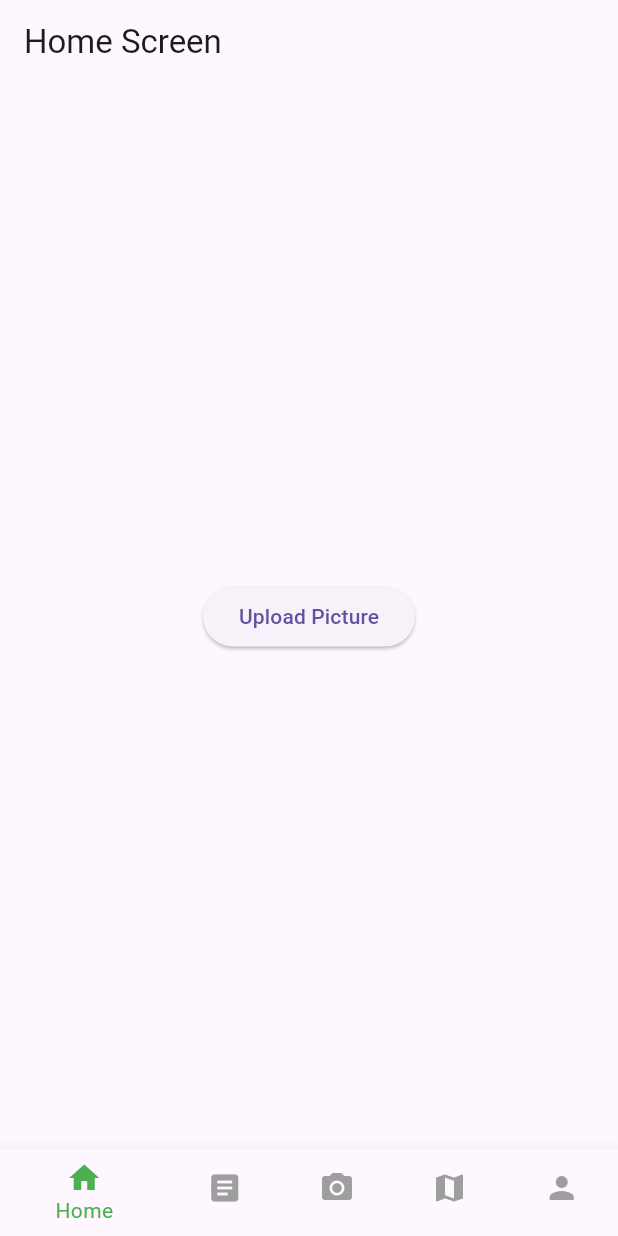
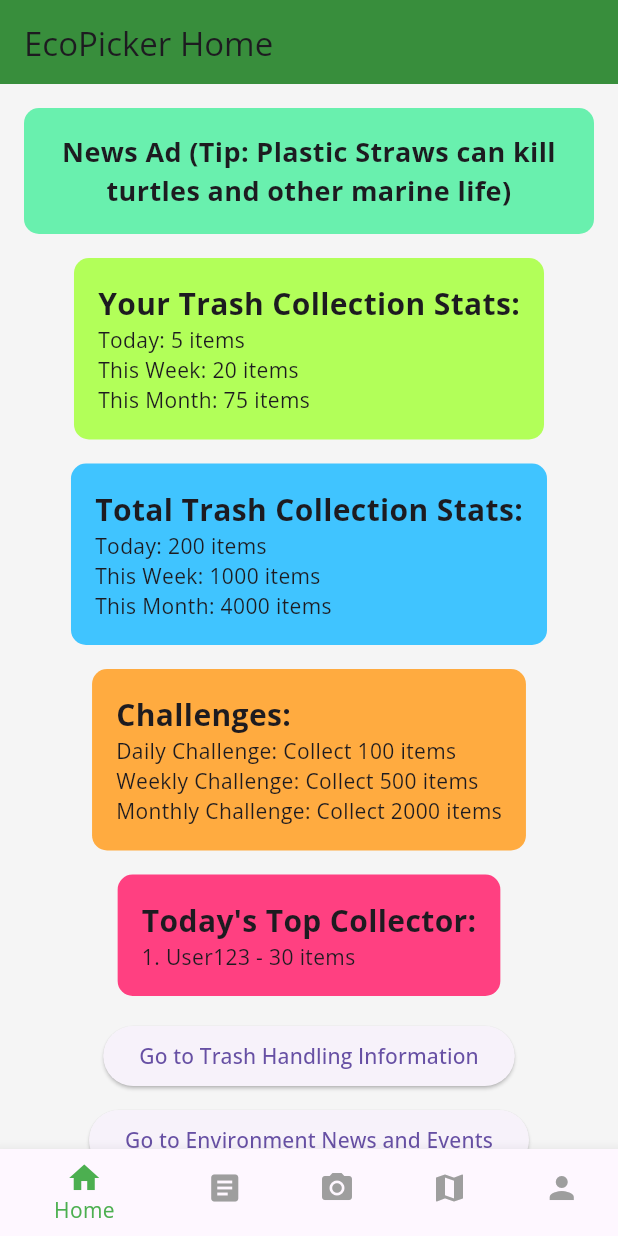
Before and after one commit to Eco-Picker/eco-picker, a Flutter app: the screen it shows after launch, on a phone screen of 412 x 824 dp. Run offline on Flutter 3.47's test engine with Material 3 defaults, Android fonts, the phone set to English and light mode, and no system bars; our stand-ins replace camera, google_fonts, image_picker, permission_handler.

Commit message:
Finish merging

```diff
--- a/lib/components/navigation_bar.dart
+++ b/lib/components/navigation_bar.dart
@@ -1,4 +1,9 @@
 import 'package:flutter/material.dart';
+import '../screens/home_screen.dart';
+import '../screens/user_info_screen.dart';
+import '../screens/camera_screen.dart';
+// import '../screens/map_screen.dart';
+// import '../screens/newsletter_screen.dart';
 
 class CustomBottomNavigationBar extends StatelessWidget {
   final int selectedIndex;
@@ -12,6 +17,26 @@ class CustomBottomNavigationBar extends StatelessWidget {
 
   @override
   Widget build(BuildContext context) {
+    Widget page;
+    switch (selectedIndex) {
+      case 0:
+        page = HomeScreen();
+        break;
+      case 1:
+        page = CameraScreen();
+        break;
+      case 2:
+        // page = MapScreen();
+        break;
+      case 3:
+        page = UserInfoScreen();
+        break;
+      case 4:
+      // page = NewsLetterScreen();
+      default:
+        throw UnimplementedError('no widget for $selectedIndex');
+    }
+
     return BottomNavigationBar(
       selectedItemColor: Colors.green,
       selectedLabelStyle: const TextStyle(
--- a/lib/main.dart
+++ b/lib/main.dart
@@ -2,6 +2,7 @@ import 'package:camera/camera.dart';
 import 'package:flutter/material.dart';
 import 'package:eco_picker/screens/home_screen.dart';
 import 'package:permission_handler/permission_handler.dart';
+import 'package:google_fonts/google_fonts.dart';
 
 late List<CameraDescription> _cameras;
 void main() async {
@@ -41,8 +42,34 @@ class _EcoPickerState extends State<EcoPicker> {
   Widget build(BuildContext context) {
     return MaterialApp(
       title: 'Eco Picker',
-      theme: ThemeData(primarySwatch: Colors.green),
+      theme: ThemeData(
+        primaryColor: Color(0xFF4CAF50),
+        hintColor: Color(0xFFFFEB3B),
+        scaffoldBackgroundColor: Color(0xFFF5F5F5),
+        appBarTheme: AppBarTheme(
+          color: Color(0xFF388E3C),
+        ),
+        buttonTheme: ButtonThemeData(
+          buttonColor: Color(0xFF4CAF50),
+          textTheme: ButtonTextTheme.primary,
+        ),
+        floatingActionButtonTheme: FloatingActionButtonThemeData(
+          backgroundColor: Color(0xFFFFEB3B),
+        ),
+        textTheme: GoogleFonts.openSansTextTheme(
+          Theme.of(context).textTheme,
+        ),
+      ),
       home: HomeScreen(),
     );
   }
 }
+
+class MyAppState extends ChangeNotifier {
+  bool isSignedIn = false;
+
+  void signIn() {
+    isSignedIn = true;
+    notifyListeners();
+  }
+}
--- a/lib/screens/home_screen.dart
+++ b/lib/screens/home_screen.dart
@@ -1,44 +1,160 @@
 import 'package:eco_picker/components/navigation_bar.dart';
-import 'package:eco_picker/screens/camera_screen.dart';
 import 'package:flutter/material.dart';
-// import 'package:eco_picker/components/buttons.dart';
-// import 'package:eco_picker/components/maps.dart';
-// import 'package:eco_picker/data/user.dart';
-// import 'package:eco_picker/utils/location_utils.dart';
 
 class HomeScreen extends StatefulWidget {
-  const HomeScreen({Key? key}) : super(key: key);
-
   @override
   State<HomeScreen> createState() => _HomeScreenState();
 }
 
 class _HomeScreenState extends State<HomeScreen> {
-  var selectedIndex = 0;
+  // Dummy data for demonstration
+  int userTodayCount = 5;
+  int userWeekCount = 20;
+  int userMonthCount = 75;
 
-  void _onItemTapped(int index) {
-    setState(() {
-      selectedIndex = index;
-    });
-  }
+  int totalTodayCount = 200;
+  int totalWeekCount = 1000;
+  int totalMonthCount = 4000;
 
   @override
   Widget build(BuildContext context) {
+    var selectedIndex = 0;
     return Scaffold(
       appBar: AppBar(
-        title: const Text('Home Screen'),
+        title: Text('EcoPicker Home'),
       ),
-      body: Center(
-        child: ElevatedButton(
-          onPressed: () {
-            Navigator.push(
-              context,
-              MaterialPageRoute(
-                builder: (context) => const CameraScreen(),
+      body: SingleChildScrollView(
+        padding: EdgeInsets.all(16.0),
+        child: Column(
+          children: [
+            // News ad
+            Container(
+              padding: EdgeInsets.all(16.0),
+              decoration: BoxDecoration(
+                color: Colors.greenAccent,
+                borderRadius: BorderRadius.circular(10.0),
               ),
-            );
-          },
-          child: const Text('Upload Picture'),
+              child: Text(
+                'News Ad (Tip: Plastic Straws can kill turtles and other marine life)',
+                style: TextStyle(fontSize: 18.0, fontWeight: FontWeight.bold),
+                textAlign: TextAlign.center,
+              ),
+            ),
+            SizedBox(height: 16.0),
+
+            // User's trash collection stats
+            Container(
+              padding: EdgeInsets.all(16.0),
+              decoration: BoxDecoration(
+                color: Colors.lightGreenAccent,
+                borderRadius: BorderRadius.circular(10.0),
+              ),
+              child: Column(
+                crossAxisAlignment: CrossAxisAlignment.start,
+                children: [
+                  Text(
+                    'Your Trash Collection Stats:',
+                    style:
+                        TextStyle(fontSize: 20.0, fontWeight: FontWeight.bold),
+                  ),
+                  Text('Today: $userTodayCount items'),
+                  Text('This Week: $userWeekCount items'),
+                  Text('This Month: $userMonthCount items'),
+                ],
+              ),
+            ),
+            SizedBox(height: 16.0),
+
+            // Total trash collection stats
+            Container(
+              padding: EdgeInsets.all(16.0),
+              decoration: BoxDecoration(
+                color: Colors.lightBlueAccent,
+                borderRadius: BorderRadius.circular(10.0),
+              ),
+              child: Column(
+                crossAxisAlignment: CrossAxisAlignment.start,
+                children: [
+                  Text(
+                    'Total Trash Collection Stats:',
+                    style:
+                        TextStyle(fontSize: 20.0, fontWeight: FontWeight.bold),
+                  ),
+                  Text('Today: $totalTodayCount items'),
+                  Text('This Week: $totalWeekCount items'),
+                  Text('This Month: $totalMonthCount items'),
+                ],
+              ),
+            ),
+            SizedBox(height: 16.0),
+
+            // Challenge stats
+            Container(
+              padding: EdgeInsets.all(16.0),
+              decoration: BoxDecoration(
+                color: Colors.orangeAccent,
+                borderRadius: BorderRadius.circular(10.0),
+              ),
+              child: Column(
+                crossAxisAlignment: CrossAxisAlignment.start,
+                children: [
+                  Text(
+                    'Challenges:',
+                    style:
+                        TextStyle(fontSize: 20.0, fontWeight: FontWeight.bold),
+                  ),
+                  Text('Daily Challenge: Collect 100 items'),
+                  Text('Weekly Challenge: Collect 500 items'),
+                  Text('Monthly Challenge: Collect 2000 items'),
+                ],
+              ),
+            ),
+            SizedBox(height: 16.0),
+
+            // Today's top collector
+            Container(
+              padding: EdgeInsets.all(16.0),
+              decoration: BoxDecoration(
+                color: Colors.pinkAccent,
+                borderRadius: BorderRadius.circular(10.0),
+              ),
+              child: Column(
+                crossAxisAlignment: CrossAxisAlignment.start,
+                children: [
+                  Text(
+                    'Today\'s Top Collector:',
+                    style:
+                        TextStyle(fontSize: 20.0, fontWeight: FontWeight.bold),
+                  ),
+                  Text('1. User123 - 30 items'),
+                  // Add more ranks as needed
+                ],
+              ),
+            ),
+            SizedBox(height: 16.0),
+
+            // Buttons for navigation
+            ElevatedButton(
+              onPressed: () {
+                // Navigate to trash handling information
+              },
+              child: Text('Go to Trash Handling Information'),
+            ),
+            SizedBox(height: 8.0),
+            ElevatedButton(
+              onPressed: () {
+                // Navigate to environment news and events
+              },
+              child: Text('Go to Environment News and Events'),
+            ),
+            SizedBox(height: 8.0),
+            ElevatedButton(
+              onPressed: () {
+                // Navigate to educational content
+              },
+              child: Text('Go to Educational Content'),
+            ),
+          ],
         ),
       ),
       bottomNavigationBar: CustomBottomNavigationBar(
@@ -47,6 +163,8 @@ class _HomeScreenState extends State<HomeScreen> {
       ),
     );
   }
+
+  _onItemTapped(int p1) {
+    //
+  }
 }
-
-void setState(Null Function() param0) {}
--- a/pubspec.yaml
+++ b/pubspec.yaml
@@ -19,6 +19,7 @@ dependencies:
   path_provider: ^2.1.3
   path: ^1.9.0
   permission_handler: ^11.3.1
+  google_fonts: ^3.0.1
 
 dev_dependencies:
   flutter_test:
```
Also changed, not shown: lib/screens/sign_in_screen.dart (added, +75 -0 lines), lib/screens/user_info_screen.dart (added, +61 -0 lines), lib/screens/signin.dart (deleted), pubspec.lock.
